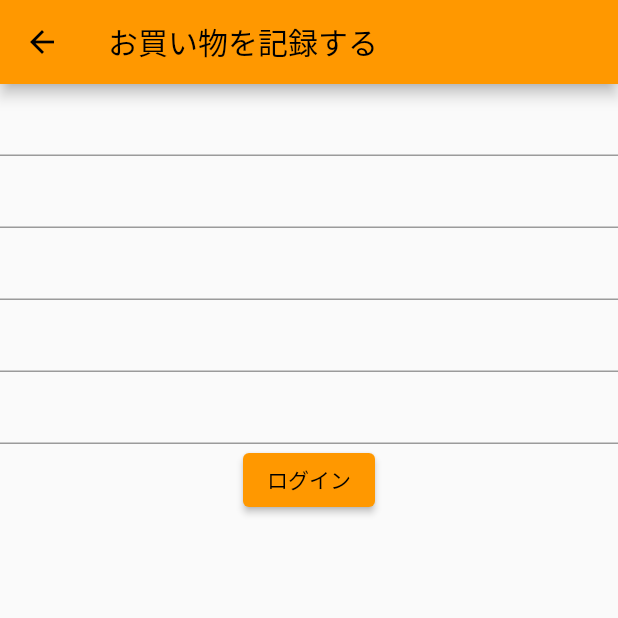
After one commit to Yuta-KTD/shopping_with_you, a Flutter app: the AddPurchaseScreen screen opened by its route, on a phone screen of 412 x 824 dp, the top half of it. The commit adds this screen. Run offline on Flutter 3.47's test engine with Material 2 defaults, Android fonts, the phone set to English and light mode, and no system bars; drawn by our look-alikes of flutter_form_builder; our stand-ins replace firebase_auth, firebase_core, flutter_riverpod, go_router; accounts and stored records are empty.

Commit message:
買い物追加ページの追加

```diff
--- a/lib/core/go_router.dart
+++ b/lib/core/go_router.dart
@@ -1,6 +1,7 @@
 import 'package:flutter/material.dart';
 import 'package:flutter_riverpod/flutter_riverpod.dart';
 import 'package:go_router/go_router.dart';
+import 'package:shopping_with_you/view/screen/add_purchase_screen.dart';
 import 'package:shopping_with_you/view/screen/purchase_screen.dart';
 import 'package:shopping_with_you/view/screen/sign_in_screen.dart';
 import 'package:shopping_with_you/view/screen/sign_up_screen.dart';
@@ -11,12 +12,14 @@ final routerProvier = Provider((ref) => GoRouter(
       routes: <RouteBase>[
         GoRoute(
           path: '/',
+          name: SignInScreen.rootName,
           builder: (BuildContext context, GoRouterState state) {
-            return SignInSceen();
+            return SignInScreen();
           },
           routes: <RouteBase>[
             GoRoute(
               path: 'signup',
+              name: SignUpScreen.rootName,
               builder: (BuildContext context, GoRouterState state) =>
                   SignUpScreen(),
             ),
@@ -24,9 +27,18 @@ final routerProvier = Provider((ref) => GoRouter(
         ),
         GoRoute(
           path: '/purchase',
+          name: PurchaseScreen.rootName,
           builder: (context, state) {
             return const PurchaseScreen();
           },
+          routes: <RouteBase>[
+            GoRoute(
+              path: 'signup',
+              name: AddPurchaseScreen.rootName,
+              builder: (BuildContext context, GoRouterState state) =>
+                  AddPurchaseScreen(),
+            ),
+          ],
         )
       ],
     ));
--- /dev/null
+++ b/lib/model/services/base_service.dart
@@ -0,0 +1 @@
+abstract class BaseService {}
--- /dev/null
+++ b/lib/view/screen/add_purchase_screen.dart
@@ -0,0 +1,55 @@
+import 'package:flutter/material.dart';
+import 'package:flutter_form_builder/flutter_form_builder.dart';
+import 'package:flutter_riverpod/flutter_riverpod.dart';
+import 'package:shopping_with_you/view/component/form_text_field.dart';
+
+class AddPurchaseScreen extends ConsumerWidget {
+  AddPurchaseScreen({super.key});
+  static const rootName = 'addPurchase';
+
+  final _formKey = GlobalKey<FormBuilderState>();
+
+  @override
+  Widget build(BuildContext context, WidgetRef ref) {
+    return Scaffold(
+      appBar: AppBar(title: const Text('お買い物を記録する')),
+      body: FormBuilder(
+        key: _formKey,
+        child: Column(
+          children: [
+            FormTextField(
+              name: 'date',
+              onChanged: (value) => _fieldOnChanged(value),
+            ),
+            FormTextField(
+              name: 'name',
+              onChanged: (value) => _fieldOnChanged(value),
+            ),
+            FormTextField(
+              name: 'amount',
+              onChanged: (value) => _fieldOnChanged(value),
+            ),
+            FormTextField(
+              name: 'count',
+              onChanged: (value) => _fieldOnChanged(value),
+            ),
+            FormTextField(
+              name: 'category',
+              onChanged: (value) => _fieldOnChanged(value),
+            ),
+            ElevatedButton(
+              onPressed: () => _submit(context),
+              child: const Text('ログイン'),
+            ),
+          ],
+        ),
+      ),
+    );
+  }
+
+  _fieldOnChanged(String? value) {
+    _formKey.currentState?.save();
+  }
+
+  _submit(BuildContext context) async {}
+}
--- a/lib/view/screen/purchase_screen.dart
+++ b/lib/view/screen/purchase_screen.dart
@@ -1,9 +1,11 @@
 import 'package:flutter/material.dart';
 import 'package:flutter_riverpod/flutter_riverpod.dart';
 import 'package:go_router/go_router.dart';
+import 'package:shopping_with_you/view/screen/add_purchase_screen.dart';
 
 class PurchaseScreen extends ConsumerWidget {
   const PurchaseScreen({super.key});
+  static const rootName = 'purchase';
 
   @override
   Widget build(BuildContext context, WidgetRef ref) {
@@ -15,7 +17,7 @@ class PurchaseScreen extends ConsumerWidget {
         child: Text('買い物リスト'),
       ),
       floatingActionButton: FloatingActionButton(
-        onPressed: () => context.goNamed('/add'),
+        onPressed: () => context.goNamed(AddPurchaseScreen.rootName),
       ),
     );
   }
--- a/lib/view/screen/sign_up_screen.dart
+++ b/lib/view/screen/sign_up_screen.dart
@@ -7,6 +7,7 @@ import 'package:firebase_auth/firebase_auth.dart';
 
 class SignUpScreen extends ConsumerWidget {
   SignUpScreen({super.key});
+  static const rootName = 'signUp';
 
   final _formKey = GlobalKey<FormBuilderState>();
 
@@ -53,7 +54,7 @@ class SignUpScreen extends ConsumerWidget {
         email: _formKey.currentState?.value['userName'],
         password: _formKey.currentState?.value['password'],
       );
-      context.goNamed('/singup');
+      context.pop();
     } on FirebaseAuthException catch (e) {
       /// パスワードが弱い場合
       if (e.code == 'weak-password') {
```
Also changed, not shown: lib/view/screen/sign_in_screen.dart (+5 -3 lines).
